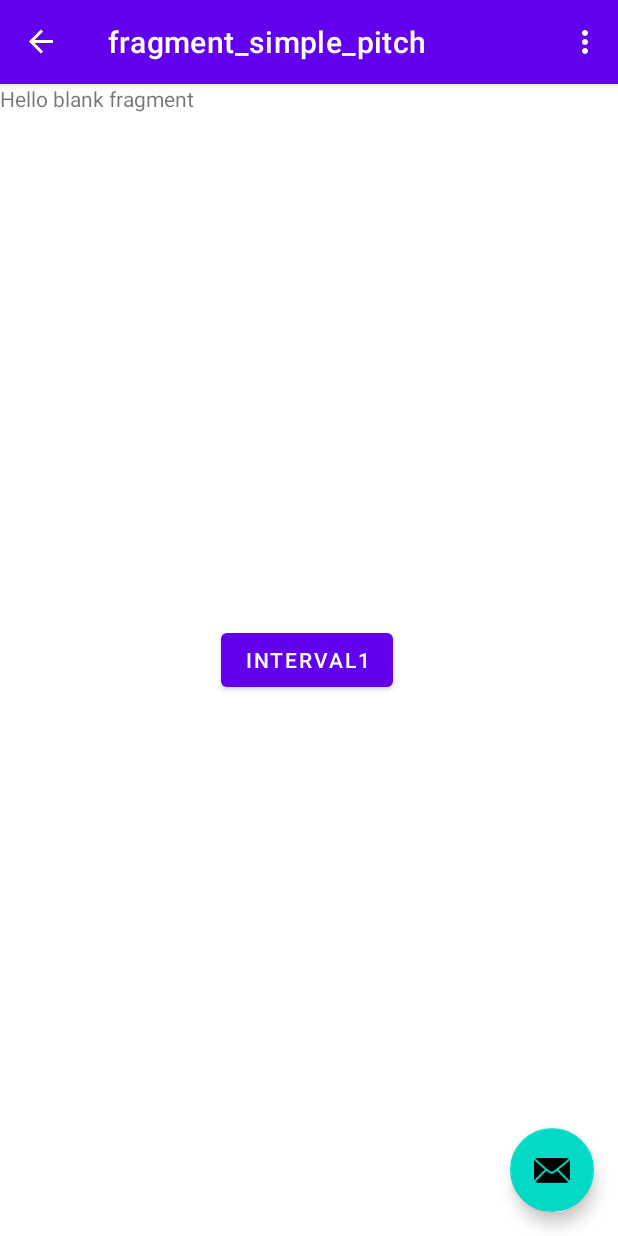
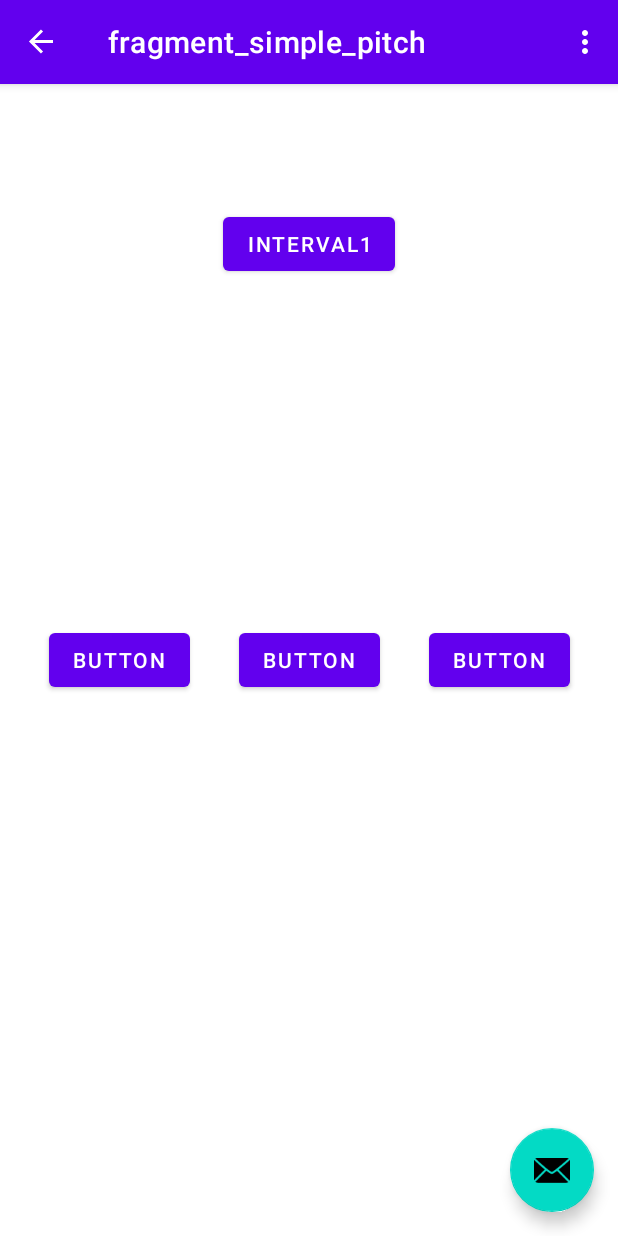
Before and after one commit to DavidRadberg/PitchTrainer, an Android app: the screen it shows after launch (MainActivity), after a tap on "SIMPLEPITCH", on a phone screen of 412 x 824 dp. Run offline under Robolectric (Android 15) with nearby library versions, the phone set to English and light mode, and no system bars; our stand-ins replace navigation-ui.

Commit message:
adding buttons

```diff
--- a/app/src/main/res/layout/fragment_simple_pitch.xml
+++ b/app/src/main/res/layout/fragment_simple_pitch.xml
@@ -8,9 +8,15 @@
 
     <!-- TODO: Update blank fragment layout -->
     <androidx.constraintlayout.widget.ConstraintLayout
-        android:layout_width="409dp"
+        android:layout_width="match_parent"
         android:layout_height="match_parent"
-        tools:layout_editor_absoluteX="1dp">
+        app:layout_constraintBottom_toBottomOf="parent"
+        app:layout_constraintEnd_toEndOf="parent"
+        app:layout_constraintHorizontal_bias="0.5"
+        app:layout_constraintStart_toStartOf="parent"
+        app:layout_constraintTop_toTopOf="parent"
+        tools:layout_editor_absoluteX="1dp"
+        tools:layout_editor_absoluteY="1dp">
 
         <Button
             android:id="@+id/interval1"
@@ -19,13 +25,42 @@
             android:text="interval1"
             app:layout_constraintBottom_toBottomOf="parent"
             app:layout_constraintEnd_toEndOf="parent"
+            app:layout_constraintHorizontal_bias="0.5"
+            app:layout_constraintStart_toStartOf="parent"
+            app:layout_constraintTop_toTopOf="parent"
+            app:layout_constraintVertical_bias="0.115" />
+
+        <Button
+            android:id="@+id/button4"
+            android:layout_width="wrap_content"
+            android:layout_height="wrap_content"
+            android:text="Button"
+            app:layout_constraintBottom_toBottomOf="parent"
+            app:layout_constraintEnd_toEndOf="parent"
+            app:layout_constraintHorizontal_bias="0.5"
             app:layout_constraintStart_toStartOf="parent"
             app:layout_constraintTop_toTopOf="parent" />
+
+        <Button
+            android:id="@+id/button5"
+            android:layout_width="wrap_content"
+            android:layout_height="wrap_content"
+            android:text="Button"
+            app:layout_constraintBottom_toBottomOf="parent"
+            app:layout_constraintEnd_toStartOf="@+id/button4"
+            app:layout_constraintStart_toStartOf="parent"
+            app:layout_constraintTop_toTopOf="parent" />
+
+        <Button
+            android:id="@+id/button6"
+            android:layout_width="wrap_content"
+            android:layout_height="wrap_content"
+            android:text="Button"
+            app:layout_constraintBottom_toBottomOf="parent"
+            app:layout_constraintEnd_toEndOf="parent"
+            app:layout_constraintStart_toEndOf="@+id/button4"
+            app:layout_constraintTop_toTopOf="parent" />
+
     </androidx.constraintlayout.widget.ConstraintLayout>
 
-    <TextView
-        android:layout_width="match_parent"
-        android:layout_height="707dp"
-        android:text="@string/hello_blank_fragment" />
-
 </FrameLayout>
```
